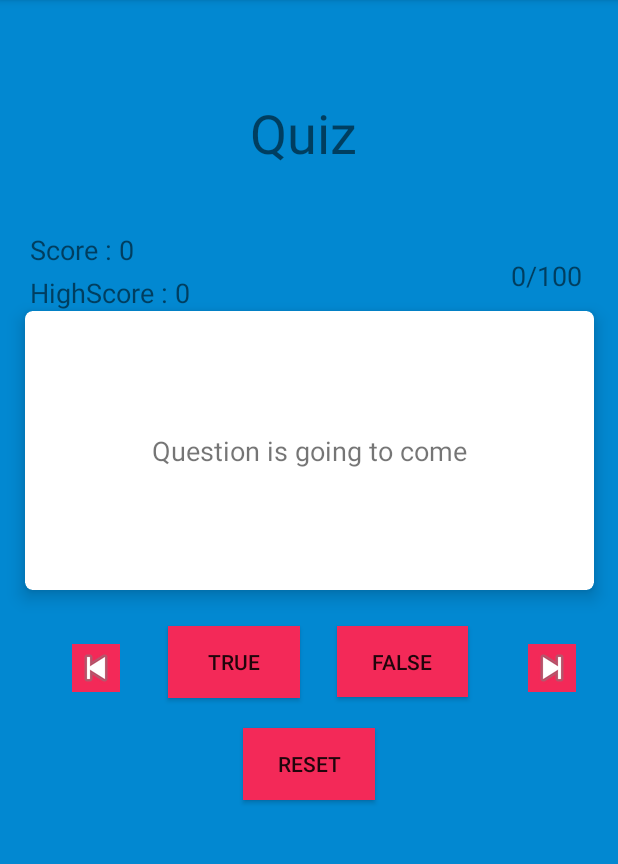
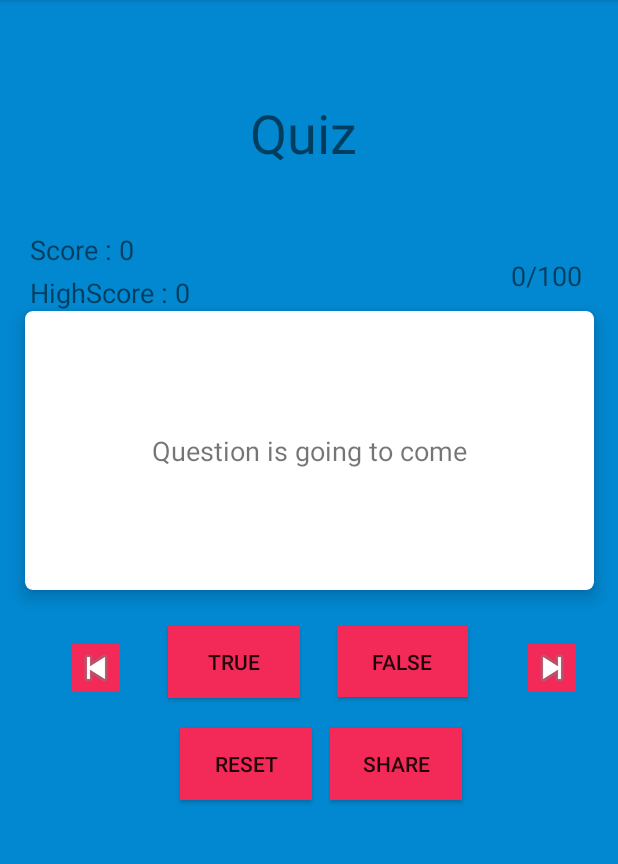
Before and after one commit to Ganesh0403/TriviaApp, an Android app: the screen it shows after launch (MainActivity), on a phone screen of 412 x 824 dp, the part 84-948 px from its top. Run offline under Robolectric (Android 15) with nearby library versions, the phone set to English and light mode, and no system bars; our stand-ins replace Volley; network calls fail; Roboto replaces fonts that are not available here.

Commit message:
first commit

```diff
--- a/app/build.gradle
+++ b/app/build.gradle
@@ -5,7 +5,7 @@ android {
     buildToolsVersion "29.0.2"
     defaultConfig {
         applicationId "com.example.trivia"
-        minSdkVersion 28
+        minSdkVersion 16
         targetSdkVersion 29
         versionCode 1
         versionName "1.0"
--- a/app/src/main/java/com/example/trivia/MainActivity.java
+++ b/app/src/main/java/com/example/trivia/MainActivity.java
@@ -1,5 +1,6 @@
 package com.example.trivia;
 
+import android.content.Intent;
 import android.graphics.Color;
 import android.os.Bundle;
 import android.view.View;
@@ -35,7 +36,7 @@ public class MainActivity extends AppCompatActivity implements View.OnClickListe
     private ImageButton previousButton;
     private TextView scoreText;
     private TextView highScore;
-    private Button resetButton;
+    private Button resetButton, shareButton;
     private List<Question> questionList;
     private int scoreCounter = 0;
     private Score score;
@@ -60,12 +61,14 @@ public class MainActivity extends AppCompatActivity implements View.OnClickListe
         questionText = findViewById(R.id.questions);
         noOfQuestion = findViewById(R.id.question_text);
         resetButton = findViewById(R.id.reset_button);
+        shareButton = findViewById(R.id.share_button);
 
         nextButton.setOnClickListener(this);
         previousButton.setOnClickListener(this);
         falseButton.setOnClickListener(this);
         trueButton.setOnClickListener(this);
         resetButton.setOnClickListener(this);
+        shareButton.setOnClickListener(this);
 
         highScore.setText(MessageFormat.format("HighScore : {0}", String.valueOf(prefs.getHighScore())));
 
@@ -109,7 +112,19 @@ public class MainActivity extends AppCompatActivity implements View.OnClickListe
             case R.id.reset_button:
                 reset_all();
                 break;
+            case R.id.share_button:
+                shareScore();
+                break;
         }
+    }
+
+    private void shareScore() {
+        String message = "My current score is "+score.getScore()+" and "+"My highest score is "+prefs.getHighScore();
+        Intent intent = new Intent(Intent.ACTION_SEND);
+        intent.setType("text/plain");
+        intent.putExtra(Intent.EXTRA_SUBJECT, "I am Playing Trivia, You want to play?");
+        intent.putExtra(Intent.EXTRA_TEXT, message);
+        startActivity(intent);
     }
 
     private void reset_all() {
--- a/app/src/main/res/layout/activity_main.xml
+++ b/app/src/main/res/layout/activity_main.xml
@@ -133,10 +133,24 @@
         android:layout_width="wrap_content"
         android:layout_height="wrap_content"
         android:layout_marginTop="92dp"
+        android:background="@color/red"
         android:text="@string/reset"
-        android:background="@color/red"
         app:layout_constraintEnd_toEndOf="parent"
+        app:layout_constraintHorizontal_bias="0.37"
         app:layout_constraintStart_toStartOf="parent"
         app:layout_constraintTop_toBottomOf="@+id/card" />
 
+    <Button
+        android:id="@+id/share_button"
+        android:layout_width="wrap_content"
+        android:layout_height="wrap_content"
+        android:layout_marginTop="92dp"
+        android:background="@color/red"
+        android:text="@string/share"
+        app:layout_constraintEnd_toEndOf="parent"
+        app:layout_constraintHorizontal_bias="0.68"
+        app:layout_constraintStart_toStartOf="parent"
+        app:layout_constraintTop_toBottomOf="@+id/card" />
+
+
 </androidx.constraintlayout.widget.ConstraintLayout>
--- a/app/src/main/res/values/strings.xml
+++ b/app/src/main/res/values/strings.xml
@@ -12,4 +12,5 @@
     <string name="score_0">Score : 0</string>
     <string name="highscore_0">Highscore : 0</string>
     <string name="reset">Reset</string>
+    <string name="share">Share</string>
 </resources>
--- a/build.gradle
+++ b/build.gradle
@@ -7,7 +7,7 @@ buildscript {
 
     }
     dependencies {
-        classpath 'com.android.tools.build:gradle:3.5.3'
+        classpath 'com.android.tools.build:gradle:4.1.1'
 
         // NOTE: Do not place your application dependencies here; they belong
         // in the individual module build.gradle files
```
Also changed, not shown: gradle/wrapper/gradle-wrapper.properties.
